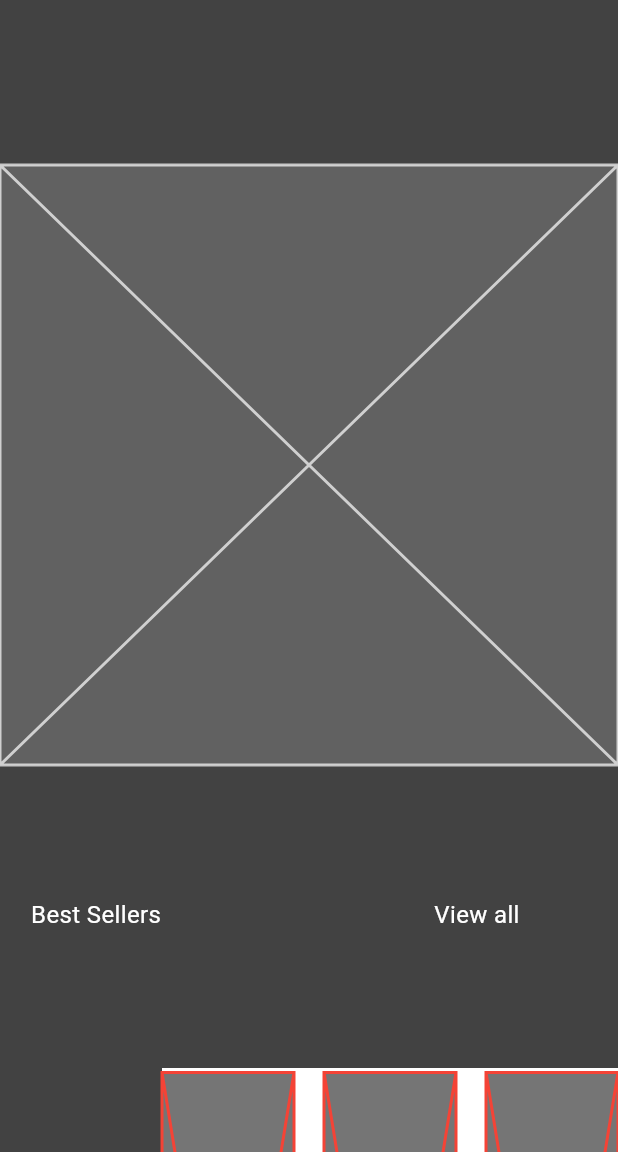
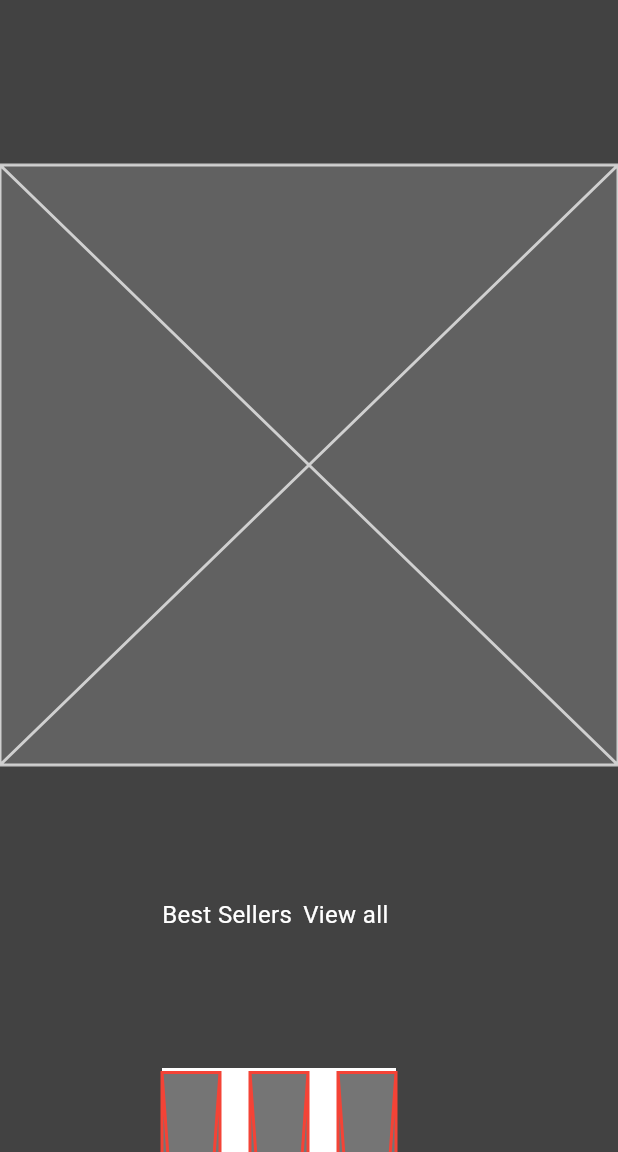
Before and after one commit to mhbm/flutterTestes, a Flutter app: the screen it shows after launch, on a phone screen of 412 x 824 dp, the part 84-1236 px from its top. Run offline on Flutter 3.47's test engine with Material 3 defaults, Android fonts, the phone set to English and light mode, and no system bars.

Commit message:
Change the third element to be responsive
Signed-off-by: Mateus Macedo <mhbassomacedo@gmail.com>

```diff
--- a/lib/main.dart
+++ b/lib/main.dart
@@ -75,8 +75,7 @@ class _MyHomePageState extends State<MyHomePage> {
                           flex: 1,
                           fit: FlexFit.tight,
                           child: Container(
-                            margin: EdgeInsets.only(
-                                left: 0.05 * MediaQuery.of(context).size.width),
+                            margin: EdgeInsets.only(left: 108),
                             width: 208,
                             height: 45,
                             child: const Text(
@@ -90,9 +89,7 @@ class _MyHomePageState extends State<MyHomePage> {
                           flex: 0,
                           fit: FlexFit.tight,
                           child: Container(
-                            margin: EdgeInsets.only(
-                                right:
-                                    0.05 * MediaQuery.of(context).size.width),
+                            margin: EdgeInsets.only(right: 108),
                             width: 102,
                             height: 45,
                             child: const Text(
@@ -107,21 +104,13 @@ class _MyHomePageState extends State<MyHomePage> {
                   ),
                   Padding(
                       padding: const EdgeInsets.only(top: 69),
-                    child: Row(
-                      crossAxisAlignment: CrossAxisAlignment.start,
-                      children: [
-                        Expanded(
-                          child: Column(
-                            children: [
-                              Container(
-                                margin: const EdgeInsets.only(left: 108),
-                                width:
-                                    1224, //PRECISA SER A PAGINA ITNEIRA. A MARGEM PRECISA SER CORRETA
+                      child: Expanded(
+                        child: Container(
+                          margin: const EdgeInsets.only(left: 108, right: 148),
                           height: 546,
                           color: Colors.white,
                           child: Row(
-                                    mainAxisAlignment:
-                                        MainAxisAlignment.spaceBetween,
+                              mainAxisAlignment: MainAxisAlignment.spaceBetween,
                               children: [
                                 Expanded(
                                   child: Container(
@@ -160,12 +149,7 @@ class _MyHomePageState extends State<MyHomePage> {
                                 ),
                               ]),
                         ),
-                            ],
-                          ),
-                        )
-                      ],
-                    ),
-                  ),
+                      )),
                   const Padding(
                     padding: EdgeInsets.fromLTRB(158, 88, 0, 0),
                     child: Text(
```
Lines whose indentation alone changed are shown as unchanged.
